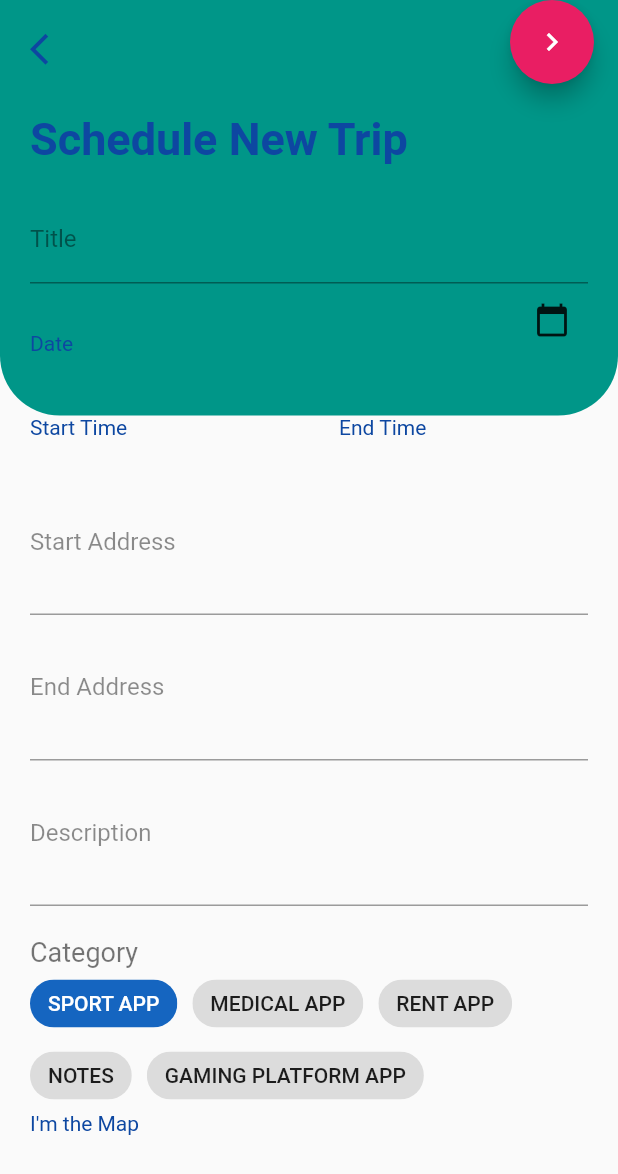
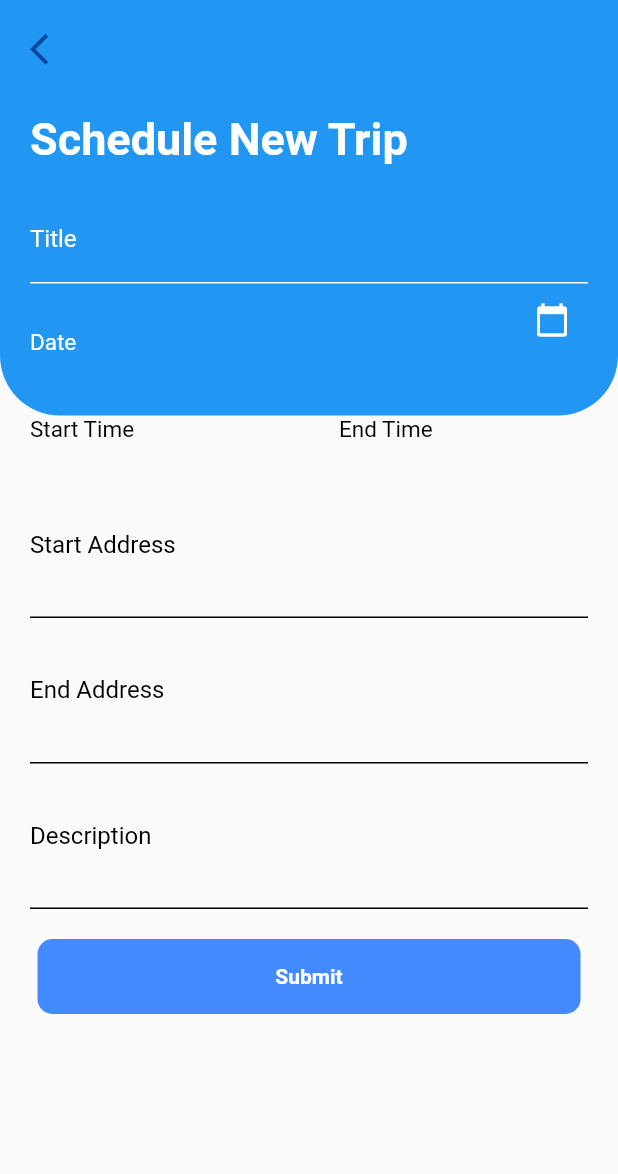
Before and after one commit to crhsidea/family_carpool, a Flutter app: the CreateNewTaskPage screen opened directly, on a phone screen of 412 x 824 dp. Shown: the top 1174 px of the screen. Run offline on Flutter 3.47's test engine with Material 2 defaults, Android fonts, the phone set to English and light mode, and no system bars; our stand-ins replace avatar_glow, curved_navigation_bar, dio, faker, flutter_local_notifications, geolocator and 6 more; missing offline and left inert: geocoder, google_map_polyline, simple_gravatar; network calls fail; Roboto replaces fonts that are missing (Poppins).

Commit message:
bug fixes, ui changes

```diff
--- a/lib/main.dart
+++ b/lib/main.dart
@@ -1,5 +1,6 @@
 import 'dart:convert';
 
+import 'package:family_carpool/screens/onBoarding.dart';
 import 'package:family_carpool/screens/signup_page.dart';
 import 'package:flutter/material.dart';
 import 'themes/colors.dart';
@@ -51,7 +52,7 @@ class MyApp extends StatelessWidget {
             displayColor: LightColors.kDarkBlue,
             fontFamily: 'Poppins'),
       ),
-      home: SignUpPage(),
+      home: IntroScreen(),
       debugShowCheckedModeBanner: false,
     );
   }
--- a/lib/screens/create_new_task_page.dart
+++ b/lib/screens/create_new_task_page.dart
@@ -122,6 +122,8 @@ class _CreateNewTaskPageState extends State<CreateNewTaskPage> {
                 name: nameController.text.toString(),
                 addrList: addrlist,
                 driver: username,
+                isRoute: true,
+                isViewer: false,
               )),
     );
   }
@@ -203,13 +205,6 @@ class _CreateNewTaskPageState extends State<CreateNewTaskPage> {
     );
     return Scaffold(
       floatingActionButtonLocation: FloatingActionButtonLocation.endTop,
-      floatingActionButton: FloatingActionButton(
-        backgroundColor: Colors.pink,
-        onPressed: () {
-          submitRoute(context);
-        },
-        child: Icon(Icons.navigate_next),
-      ),
       body: SafeArea(
         child: Column(
           children: <Widget>[
@@ -228,7 +223,7 @@ class _CreateNewTaskPageState extends State<CreateNewTaskPage> {
                       Text(
                         'Schedule New Trip',
                         style: TextStyle(
-                            fontSize: 30.0, fontWeight: FontWeight.w700),
+                            fontSize: 30.0, fontWeight: FontWeight.w700, color: Colors.white),
                       ),
                     ],
                   ),
@@ -240,6 +235,7 @@ class _CreateNewTaskPageState extends State<CreateNewTaskPage> {
                       MyTextField(
                         label: 'Title',
                         controller: nameController,
+                        color: Colors.white,
                       ),
                       Row(
                         mainAxisAlignment: MainAxisAlignment.start,
@@ -247,12 +243,19 @@ class _CreateNewTaskPageState extends State<CreateNewTaskPage> {
                         children: <Widget>[
                           Expanded(
                             child: Text(_date != null
-                                ? _date.toIso8601String().toString()
-                                : "Date"),
+                                ? '${_date.month}/${_date.day}/${_date.year}'
+                                : "Date",
+                              style: TextStyle(
+                                color: Colors.white,
+                                fontSize: _date != null
+                                    ? 30
+                                    : 15
+                              ),
+                            ),
                           ),
                           IconButton(
-                              icon: Icon(Icons.calendar_today),
-                              onPressed: () {
+                              icon: Icon(Icons.calendar_today, color: Colors.white,),
+                              onPressed: () async {
                                 showDatePicker(
                                         context: context,
                                         initialDate: DateTime.now(),
@@ -269,17 +272,23 @@ class _CreateNewTaskPageState extends State<CreateNewTaskPage> {
                                               minute: DateTime.now().minute))
                                       .then((value) {
                                     setState(() {
+                                      print('initTime: ' + value.toString());
                                       initTime = value;
-                                    });
                                     });
                                     showTimePicker(
                                         context: context,
                                         initialTime: TimeOfDay(
-                                              hour: DateTime.now().hour,
-                                              minute: DateTime.now().minute))
+                                            hour: DateTime
+                                                .now()
+                                                .hour,
+                                            minute: DateTime
+                                                .now()
+                                                .minute))
                                         .then((value) {
                                       setState(() {
+                                        print('endTime: ' + value.toString());
                                         endTime = value;
+                                      });
                                     });
                                   });
                                 });
@@ -302,12 +311,26 @@ class _CreateNewTaskPageState extends State<CreateNewTaskPage> {
                       Expanded(
                           child: Text(initTime != null
                               ? initTime.format(context).toString()
-                              : "Start Time")),
+                              : "Start Time",
+                            style: TextStyle(
+                              fontSize: initTime != null
+                                  ? 30
+                                  : 15,
+                              color: Colors.black
+                            ),
+                          )),
                       SizedBox(width: 40),
                       Expanded(
                         child: Text(endTime != null
                             ? endTime.format(context).toString()
-                            : "End Time"),
+                            : "End Time",
+                          style: TextStyle(
+                            fontSize: endTime != null
+                                ? 30
+                                : 15,
+                            color: Colors.black,
+                          ),
+                        ),
                       ),
                     ],
                   ),
@@ -317,67 +340,41 @@ class _CreateNewTaskPageState extends State<CreateNewTaskPage> {
                     minLines: 3,
                     maxLines: 3,
                     controller: startController,
+                    color: Colors.black,
                   ),
                   MyTextField(
                     label: 'End Address',
                     minLines: 3,
                     maxLines: 3,
                     controller: endController,
+                    color: Colors.black,
                   ),
                   MyTextField(
                     label: 'Description',
                     minLines: 3,
                     maxLines: 3,
                     controller: descriptController,
+                    color: Colors.black,
                   ),
                   SizedBox(height: 20),
-                  Container(
-                    alignment: Alignment.topLeft,
-                    child: Column(
-                      crossAxisAlignment: CrossAxisAlignment.start,
-                      children: <Widget>[
-                        Text(
-                          'Category',
+                  InkWell(
+                    child: Container(
+                      width: MediaQuery.of(context).size.width-50,
+                      height: 50,
+                      child: Center(
+                        child: Text(
+                          'Submit',
                           style: TextStyle(
-                            fontSize: 18,
-                            color: Colors.black54,
+                            fontWeight: FontWeight.bold,
+                            color: Colors.white,
                           ),
                         ),
-                        Wrap(
-                          crossAxisAlignment: WrapCrossAlignment.start,
-                          //direction: Axis.vertical,
-                          alignment: WrapAlignment.start,
-                          verticalDirection: VerticalDirection.down,
-                          runSpacing: 0,
-                          //textDirection: TextDirection.rtl,
-                          spacing: 10.0,
-                          children: <Widget>[
-                            Chip(
-                              label: Text("SPORT APP"),
-                              backgroundColor: LightColors.kRed,
-                              labelStyle: TextStyle(color: Colors.white),
                       ),
-                            Chip(
-                              label: Text("MEDICAL APP"),
-                            ),
-                            Chip(
-                              label: Text("RENT APP"),
-                            ),
-                            Chip(
-                              label: Text("NOTES"),
-                            ),
-                            Chip(
-                              label: Text("GAMING PLATFORM APP"),
-                            ),
-                          ],
-                        ),
-                      ],
+                      decoration: BoxDecoration(
+                        color: Colors.blueAccent,
+                        borderRadius: BorderRadius.circular(10)
                       ),
                     ),
-                  Container(
-                    height: 300,
-                    width: width,
-                    child: Text("I'm the Map"),
                   ),
                 ],
               ),
--- a/lib/screens/home_page.dart
+++ b/lib/screens/home_page.dart
@@ -274,7 +274,6 @@ class _HomePageState extends State<HomePage> {
                 child: new Text('OK'),
                 onPressed: () async{
                   await addCarpool(route);
-                  Navigator.of(context).pop();
                 },
               ),
 
--- a/lib/screens/route_preview_page.dart
+++ b/lib/screens/route_preview_page.dart
@@ -292,7 +292,7 @@ class _RoutePreviewPageState extends State<RoutePreviewPage> {
                                       ),
                                       child: Row(
                                         children: <Widget>[
-                                          Expanded(
+                                          polyline.length!=null ? Expanded(
                                             child: FutureBuilder(
                                               future: Geocoder.local.findAddressesFromCoordinates(Coordinates(polyline.last.points[polyline.last.points.length-1].latitude, polyline.last.points[polyline.last.points.length-1].longitude)),
                                               builder: (context, snapshots) {
@@ -318,7 +318,7 @@ class _RoutePreviewPageState extends State<RoutePreviewPage> {
                                                 }
                                               },
                                             ),
-                                          ),
+                                          ) : Container(),
                                         ],
                                       ),
                                     ),
--- a/lib/widgets/home/my_textfield.dart
+++ b/lib/widgets/home/my_textfield.dart
@@ -6,25 +6,28 @@ class MyTextField extends StatelessWidget {
   final int minLines;
   final Icon icon;
   final TextEditingController controller;
-  MyTextField({this.label, this.maxLines = 1, this.minLines = 1, this.icon, this.controller});
+  final Color color;
+  MyTextField({this.label, this.maxLines = 1, this.minLines = 1, this.icon, this.controller, this.color});
 
   @override
   Widget build(BuildContext context) {
     return TextField(
 
-      style: TextStyle(color: Colors.black87),
+      style: TextStyle(color: color),
       minLines: minLines,
       maxLines: maxLines,
       controller: this.controller!=null?this.controller:null,
       decoration: InputDecoration(
           suffixIcon: icon == null ? null: icon,
           labelText: label,
-          labelStyle: TextStyle(color: Colors.black45),
+          labelStyle: TextStyle(color: color),
 
+          enabledBorder:
+          UnderlineInputBorder(borderSide: BorderSide(color: color)),
           focusedBorder:
-          UnderlineInputBorder(borderSide: BorderSide(color: Colors.black)),
+          UnderlineInputBorder(borderSide: BorderSide(color: color)),
           border:
-          UnderlineInputBorder(borderSide: BorderSide(color: Colors.grey))),
+          UnderlineInputBorder(borderSide: BorderSide(color: color))),
     );
   }
 }
--- a/lib/widgets/home/top_container.dart
+++ b/lib/widgets/home/top_container.dart
@@ -14,7 +14,7 @@ class TopContainer extends StatelessWidget {
     return Container(
       padding: padding!=null ? padding : EdgeInsets.symmetric(horizontal: 20.0),
       decoration: BoxDecoration(
-          color: LightColors.kDarkYellow,
+          color: LightColors.kBlue,
           borderRadius: BorderRadius.only(
             bottomRight: Radius.circular(40.0),
             bottomLeft: Radius.circular(40.0),
--- a/lib/widgets/login/bezier_container.dart
+++ b/lib/widgets/login/bezier_container.dart
@@ -21,7 +21,7 @@ class BezierContainer extends StatelessWidget {
                   gradient: LinearGradient(
                       begin: Alignment.topCenter,
                       end: Alignment.bottomCenter,
-                      colors: [Color(0xfffbb448),Color(0xffe46b10)]
+                      colors: [Color.fromRGBO(108, 159, 206, 1),Colors.blueAccent]
                   )
               ),
             ),
--- a/pubspec.yaml
+++ b/pubspec.yaml
@@ -69,6 +69,7 @@ flutter:
     - assets/images/Community.PNG
     - assets/images/bluecar.png
     - assets/images/Obama.PNG
+    - assets/images/chat.png
 
   # An image asset can refer to one or more resolution-specific "variants", see
   # https://flutter.dev/assets-and-images/#resolution-aware.
```
Also changed, not shown: lib/screens/calendar_Page.dart (+4 -3 lines), lib/screens/login_page.dart (+6 -15 lines), lib/screens/onBoarding.dart (+12 -9 lines), lib/screens/signup_page.dart (+7 -16 lines), lib/screens/welcome_page.dart (+5 -43 lines), assets/images/chat.png (added). Lines whose indentation alone changed are shown as unchanged.
